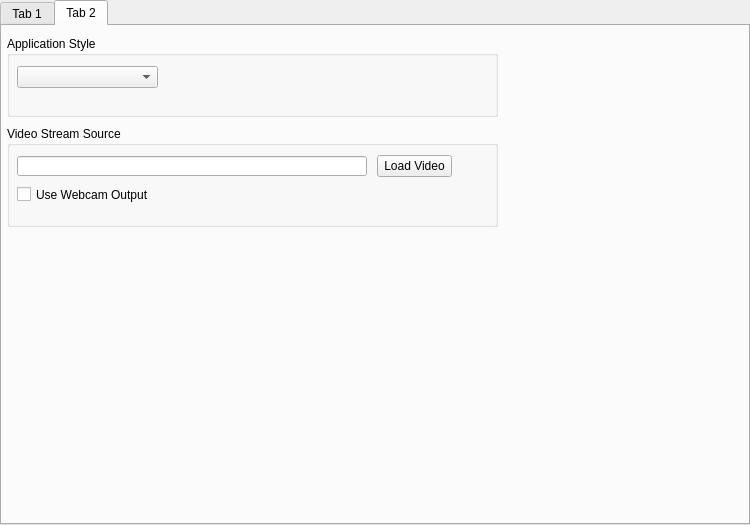
Qt form MainWindow.ui (yvatyan/Diploma) before a commit.
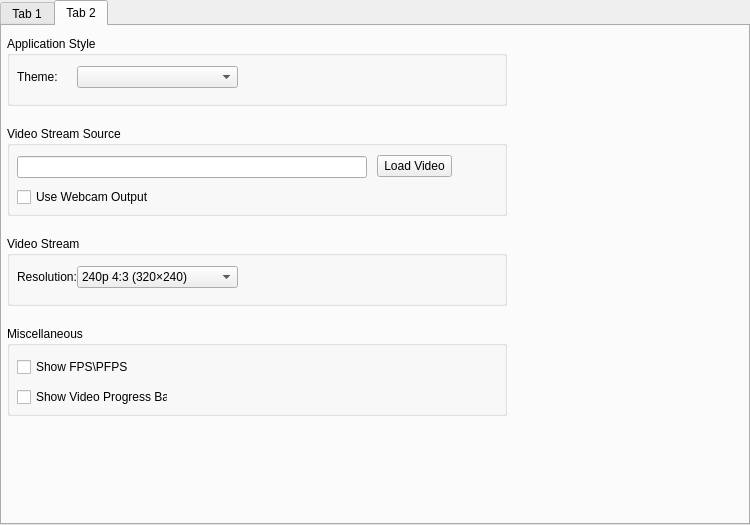
The same form after that commit. The open tabs and pages were chosen to show the change.

Diff of the .ui file:
```diff
--- a/MainWindow.ui
+++ b/MainWindow.ui
@@ -104,8 +104,8 @@
        <rect>
         <x>5</x>
         <y>100</y>
-        <width>491</width>
-        <height>101</height>
+        <width>500</width>
+        <height>90</height>
        </rect>
       </property>
       <property name="title">
@@ -130,7 +130,7 @@
          <x>10</x>
          <y>30</y>
          <width>350</width>
-         <height>20</height>
+         <height>22</height>
         </rect>
        </property>
       </widget>
@@ -140,7 +140,7 @@
          <x>10</x>
          <y>60</y>
          <width>151</width>
-         <height>17</height>
+         <height>22</height>
         </rect>
        </property>
        <property name="text">
@@ -153,8 +153,8 @@
        <rect>
         <x>5</x>
         <y>10</y>
-        <width>491</width>
-        <height>81</height>
+        <width>500</width>
+        <height>70</height>
        </rect>
       </property>
       <property name="title">
@@ -163,11 +163,119 @@
       <widget class="QComboBox" name="AppThemeCombo">
        <property name="geometry">
         <rect>
+         <x>70</x>
+         <y>30</y>
+         <width>161</width>
+         <height>22</height>
+        </rect>
+       </property>
+      </widget>
+      <widget class="QLabel" name="label_2">
+       <property name="geometry">
+        <rect>
          <x>10</x>
          <y>30</y>
-         <width>141</width>
+         <width>47</width>
          <height>22</height>
         </rect>
+       </property>
+       <property name="text">
+        <string>Theme:</string>
+       </property>
+      </widget>
+     </widget>
+     <widget class="QGroupBox" name="groupBox">
+      <property name="geometry">
+       <rect>
+        <x>5</x>
+        <y>210</y>
+        <width>500</width>
+        <height>70</height>
+       </rect>
+      </property>
+      <property name="title">
+       <string>Video Stream</string>
+      </property>
+      <widget class="QComboBox" name="comboBox">
+       <property name="geometry">
+        <rect>
+         <x>70</x>
+         <y>30</y>
+         <width>161</width>
+         <height>22</height>
+        </rect>
+       </property>
+       <item>
+        <property name="text">
+         <string>240p 4:3 (320×240)</string>
+        </property>
+       </item>
+       <item>
+        <property name="text">
+         <string>360p 4:3 (480×360)</string>
+        </property>
+       </item>
+       <item>
+        <property name="text">
+         <string>480p 4:3 (640×480)</string>
+        </property>
+       </item>
+       <item>
+        <property name="text">
+         <string>720p HD 16:9 (1280×720)</string>
+        </property>
+       </item>
+      </widget>
+      <widget class="QLabel" name="label">
+       <property name="geometry">
+        <rect>
+         <x>10</x>
+         <y>30</y>
+         <width>61</width>
+         <height>22</height>
+        </rect>
+       </property>
+       <property name="text">
+        <string>Resolution:</string>
+       </property>
+      </widget>
+     </widget>
+     <widget class="QGroupBox" name="groupBox_2">
+      <property name="geometry">
+       <rect>
+        <x>5</x>
+        <y>300</y>
+        <width>500</width>
+        <height>90</height>
+       </rect>
+      </property>
+      <property name="title">
+       <string>Miscellaneous</string>
+      </property>
+      <widget class="QCheckBox" name="checkBox">
+       <property name="geometry">
+        <rect>
+         <x>10</x>
+         <y>30</y>
+         <width>111</width>
+         <height>22</height>
+        </rect>
+       </property>
+       <property name="text">
+        <string>Show FPS\PFPS</string>
+       </property>
+      </widget>
+      <widget class="QCheckBox" name="checkBox_2">
+       <property name="geometry">
+        <rect>
+         <x>10</x>
+         <y>60</y>
+         <width>151</width>
+         <height>22</height>
+        </rect>
+       </property>
+       <property name="text">
+        <string>Show Video Progress Bar</string>
        </property>
       </widget>
      </widget>
```
Left out of the diff: 2 changed lines with no effect on the pictures.
